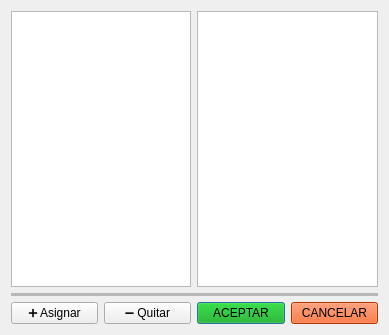
Musthia/base-deposito, file ui/permisos_usuario.ui: the form before one commit.
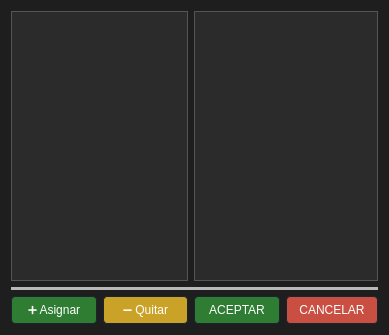
The form after the commit.

The edit to the form file:
```diff
--- a/ui/permisos_usuario.ui
+++ b/ui/permisos_usuario.ui
@@ -13,6 +13,32 @@
   <property name="windowTitle">
    <string>Editar Usuario</string>
   </property>
+  <property name="styleSheet">
+   <string notr="true">QDialog {
+    background-color: #1e1e1e;
+}
+QLabel {
+    color: #e0e0e0;
+}
+QListView {
+    background-color: #2b2b2b;
+    color: #e0e0e0;
+    border: 1px solid #555555;
+}
+QPushButton {
+    background-color: #3a6df0;
+    color: #ffffff;
+    border: 1px solid #1a252f;
+    border-radius: 4px;
+    padding: 6px 12px;
+}
+QPushButton:hover {
+    background-color: #4d7bff;
+}
+QPushButton:pressed {
+    background-color: #2f58cc;
+}</string>
+  </property>
   <layout class="QGridLayout" name="gridLayout">
    <item row="0" column="0" colspan="2">
     <widget class="QListView" name="listView_permisos_disponibles"/>
@@ -20,7 +46,8 @@
    <item row="2" column="2">
     <widget class="QPushButton" name="pushButton_guardar">
      <property name="styleSheet">
-      <string notr="true">background-color: rgb(0, 170, 0);
+      <string notr="true">background-color: #2e7d32;
+color: #ffffff;
 font: 900 9pt &quot;Segoe UI&quot;;</string>
      </property>
      <property name="text">
@@ -31,7 +58,10 @@
    <item row="2" column="0">
     <widget class="QPushButton" name="pushButton_asignar">
      <property name="styleSheet">
-      <string notr="true">alternate-background-color: rgb(0, 170, 0);</string>
+      <string notr="true">background-color: #2e7d32;
+color: #ffffff;
+border: 1px solid #1a252f;
+border-radius: 4px;</string>
      </property>
      <property name="text">
       <string>➕ Asignar</string>
@@ -50,7 +80,8 @@
      <property name="styleSheet">
       <string notr="true">
 font: 700 11pt &quot;Arial&quot;;
-background-color: rgb(252, 73, 2);</string>
+background-color: #c94f42;
+color: #ffffff;</string>
      </property>
      <property name="text">
       <string>CANCELAR</string>
@@ -60,7 +91,10 @@
    <item row="2" column="1">
     <widget class="QPushButton" name="pushButton_quitar">
      <property name="styleSheet">
-      <string notr="true">alternate-background-color: rgb(170, 170, 0);</string>
+      <string notr="true">background-color: #c9a227;
+color: #ffffff;
+border: 1px solid #1a252f;
+border-radius: 4px;</string>
      </property>
      <property name="text">
       <string>➖ Quitar</string>
```
